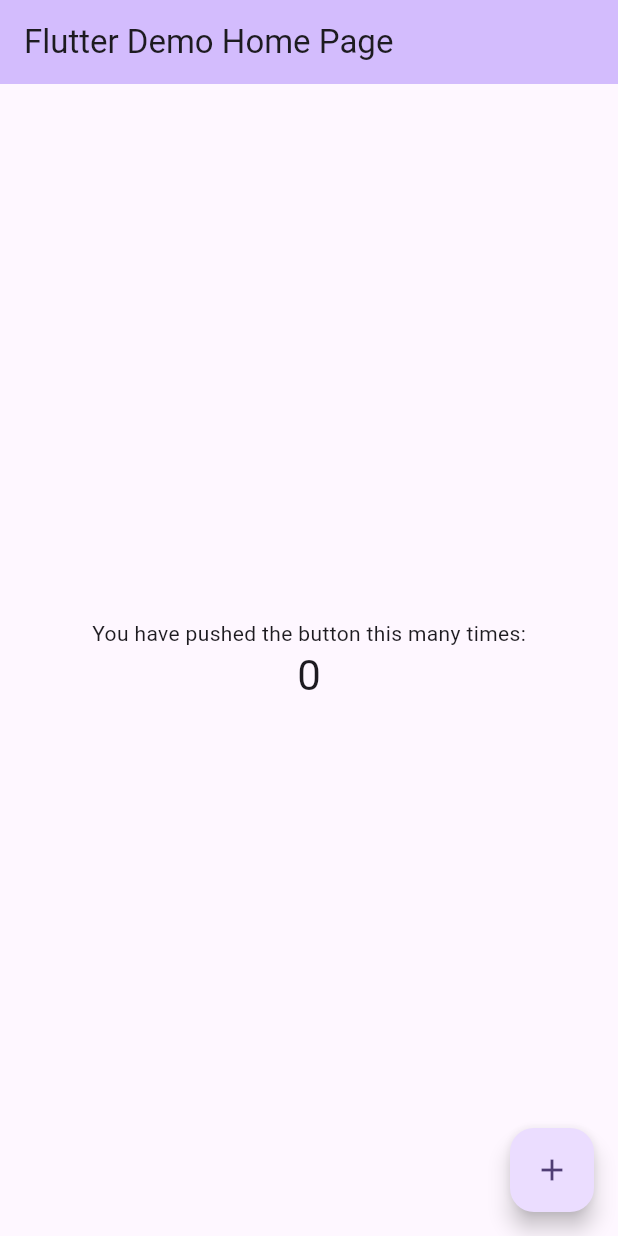
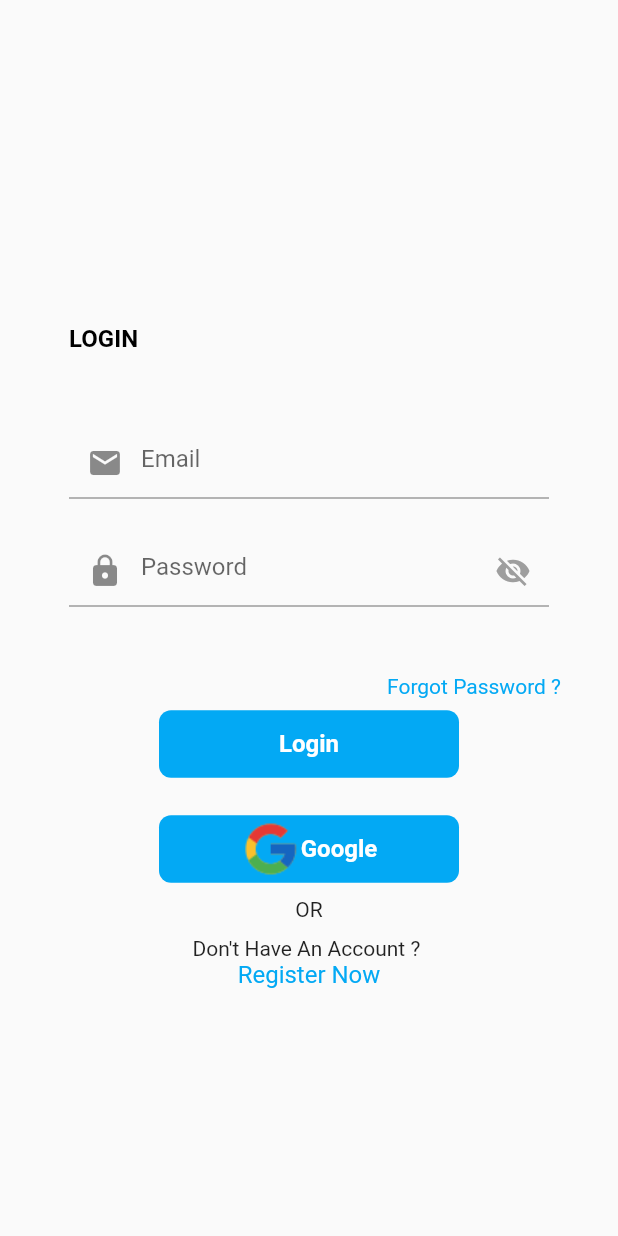
Before and after one commit to DarpanNeve/sih, a Flutter app: the screen it shows after launch, on a phone screen of 412 x 824 dp. Run offline on Flutter 3.47's test engine with Material 2 defaults, Android fonts, the phone set to English and light mode, and no system bars.

Commit message:
Login Page Done

```diff
--- /dev/null
+++ b/lib/Api/auth_service.dart
@@ -0,0 +1,14 @@
+
+
+import 'package:flutter/src/widgets/framework.dart';
+
+class AuthService{
+  void signInWithEmailAndPassword(String email, String pass,context){
+
+  }
+
+  void signInWithGoogle(BuildContext context) {
+
+  }
+
+}
--- /dev/null
+++ b/lib/Pages/LoginPage.dart
@@ -0,0 +1,236 @@
+import 'package:SIH/Pages/forgot_password.dart';
+import 'package:SIH/Pages/registration_page.dart';
+import 'package:flutter/material.dart';
+import 'package:flutter/rendering.dart';
+
+import '../Api/auth_service.dart';
+
+var _pass = TextEditingController();
+var _email = TextEditingController();
+bool _obsecureText = true;
+
+class LoginPage extends StatelessWidget {
+  const LoginPage({super.key});
+
+  @override
+  Widget build(BuildContext context) {
+    return Scaffold(
+      resizeToAvoidBottomInset: false,
+      body: Center(
+        child: SingleChildScrollView(
+          child: Column(
+            mainAxisAlignment: MainAxisAlignment.start,
+            children: [
+              const SizedBox(
+                height: 60,
+              ),
+              const SizedBox(
+                height: 25,
+              ),
+              SizedBox(
+                width: 344,
+                height: 500,
+                child: Column(
+                  children: [
+                    const Padding(
+                      padding: EdgeInsets.all(12.0),
+                      child: Row(
+                        mainAxisAlignment: MainAxisAlignment.start,
+                        children: [
+                          Text(
+                            'LOGIN ',
+                            style: TextStyle(
+                                fontSize: 16,
+                                fontWeight: FontWeight.bold,
+                                color: Colors.black),
+                          ),
+                        ],
+                      ),
+                    ),
+                    const SizedBox(
+                      height: 25,
+                    ),
+                    Padding(
+                      padding: const EdgeInsets.all(12.0),
+                      child: TextField(
+                        controller: _email,
+                        decoration: const InputDecoration(
+                          hintText: 'Email',
+                          prefixIcon: Icon(Icons.email),
+                        ),
+                        keyboardType: TextInputType.emailAddress,
+                      ),
+                    ),
+                    const PasswordButton(),
+                    const SizedBox(
+                      height: 25,
+                    ),
+                    const SizedBox(
+                      height: 4,
+                    ),
+                    Padding(
+                      padding: const EdgeInsets.all(4.0),
+                      child: Row(
+                        mainAxisAlignment: MainAxisAlignment.end,
+                        children: [
+                          GestureDetector(
+                            onTap: () {
+                              Navigator.push(
+                                  context,
+                                  MaterialPageRoute(
+                                      builder: (context) => const ForgotPassword()));
+                            },
+                            child: const Text(
+                              'Forgot Password ?',
+                              style: TextStyle(color: Colors.lightBlue),
+                            ),
+                          ),
+                        ],
+                      ),
+                    ),
+                    const SizedBox(
+                      height: 4,
+                    ),
+                    GestureDetector(
+                      onTap: () {
+                        AuthService().signInWithEmailAndPassword(
+                            _email.text.toString(),
+                            _pass.text.toString(),
+                            context);
+                      },
+                      child: Container(
+                        width: RenderErrorBox.minimumWidth,
+                        height: 45,
+                        decoration: BoxDecoration(
+                          color: Colors.lightBlue,
+                          borderRadius: BorderRadius.circular(8),
+                        ),
+                        child: const Row(
+                          mainAxisAlignment: MainAxisAlignment.center,
+                          children: [
+                            Text(
+                              "Login",
+                              style: TextStyle(
+                                  fontSize: 16,
+                                  fontWeight: FontWeight.bold,
+                                  color: Colors.white),
+                            ),
+                          ],
+                        ),
+                      ),
+                    ),
+                    const SizedBox(
+                      height: 25,
+                    ),
+                    GestureDetector(
+                      onTap: () {
+                        AuthService().signInWithGoogle(context);
+                      },
+                      child: Container(
+                        width: RenderErrorBox.minimumWidth,
+                        height: 45,
+                        decoration: BoxDecoration(
+                          color: Colors.lightBlue,
+                          borderRadius: BorderRadius.circular(8),
+                        ),
+                        child: Row(
+                          mainAxisAlignment: MainAxisAlignment.center,
+                          children: [
+                            SizedBox(
+                                width: 40,
+                                height: 40,
+                                child: Image.asset(
+                                    'assets/Images/Google.png')),
+                            const Text(
+                              "Google",
+                              style: TextStyle(
+                                  fontSize: 16,
+                                  // Set the text size
+                                  fontWeight: FontWeight.bold,
+                                  color: Colors.white),
+                            ),
+                          ],
+                        ),
+                      ),
+                    ),
+                    const SizedBox(
+                      height: 10,
+                    ),
+                    const Text('OR'),
+                    const SizedBox(
+                      height: 10,
+                    ),
+                    const Text("Don't Have An Account ? "),
+                    GestureDetector(
+                      onTap: () {
+                        Navigator.push(
+                          context,
+                          MaterialPageRoute(
+                            builder: (context) => const RegistrationPage(),
+                          ),
+                        );
+                      },
+                      child: const Text(
+                        "Register Now ",
+                        textWidthBasis: TextWidthBasis.longestLine,
+                        style: TextStyle(
+                            color: Colors.lightBlue, fontSize: 16),
+                      ),
+                    ),
+                    const SizedBox(
+                      height: 4,
+                    ),
+                  ],
+                ),
+              )
+            ],
+          ),
+        ),
+      ),
+    );
+  }
+}
+
+class PasswordButton extends StatefulWidget {
+  const PasswordButton({super.key});
+
+  @override
+  State<PasswordButton> createState() => _PasswordButtonState();
+}
+
+class _PasswordButtonState extends State<PasswordButton> {
+  @override
+  void dispose() {
+    // TODO: implement dispose
+    _email.text = "";
+    _pass.text = "";
+    super.dispose();
+  }
+
+  @override
+  Widget build(BuildContext context) {
+    return Padding(
+      padding: const EdgeInsets.all(12.0),
+      child: TextField(
+        controller: _pass,
+        obscureText: _obsecureText,
+        decoration: InputDecoration(
+          hintText: 'Password',
+          prefixIcon: const Icon(Icons.lock),
+          suffixIcon: GestureDetector(
+              onTap: () {
+                setState(
+                      () {
+                    _obsecureText = !_obsecureText;
+                  },
+                );
+              },
+              child: _obsecureText
+                  ? const Icon(Icons.visibility_off, color: Colors.grey)
+                  : const Icon(Icons.visibility, color: Colors.grey)),
+        ),
+        keyboardType: TextInputType.emailAddress,
+      ),
+    );
+  }
+}
--- /dev/null
+++ b/lib/Pages/forgot_password.dart
@@ -0,0 +1,9 @@
+import 'package:flutter/material.dart';
+class ForgotPassword extends StatelessWidget {
+  const ForgotPassword({super.key});
+
+  @override
+  Widget build(BuildContext context) {
+    return const Placeholder();
+  }
+}
--- /dev/null
+++ b/lib/Pages/registration_page.dart
@@ -0,0 +1,9 @@
+import 'package:flutter/material.dart';
+class RegistrationPage extends StatelessWidget {
+  const RegistrationPage({super.key});
+
+  @override
+  Widget build(BuildContext context) {
+    return const Placeholder();
+  }
+}
--- a/lib/main.dart
+++ b/lib/main.dart
@@ -1,125 +1,6 @@
+import 'package:SIH/Pages/LoginPage.dart';
 import 'package:flutter/material.dart';
 
 void main() {
-  runApp(const MyApp());
+  runApp(const MaterialApp(home:  LoginPage()));
 }
-
-class MyApp extends StatelessWidget {
-  const MyApp({super.key});
-
-  // This widget is the root of your application.
-  @override
-  Widget build(BuildContext context) {
-    return MaterialApp(
-      title: 'Flutter Demo',
-      theme: ThemeData(
-        // This is the theme of your application.
-        //
-        // TRY THIS: Try running your application with "flutter run". You'll see
-        // the application has a blue toolbar. Then, without quitting the app,
-        // try changing the seedColor in the colorScheme below to Colors.green
-        // and then invoke "hot reload" (save your changes or press the "hot
-        // reload" button in a Flutter-supported IDE, or press "r" if you used
-        // the command line to start the app).
-        //
-        // Notice that the counter didn't reset back to zero; the application
-        // state is not lost during the reload. To reset the state, use hot
-        // restart instead.
-        //
-        // This works for code too, not just values: Most code changes can be
-        // tested with just a hot reload.
-        colorScheme: ColorScheme.fromSeed(seedColor: Colors.deepPurple),
-        useMaterial3: true,
-      ),
-      home: const MyHomePage(title: 'Flutter Demo Home Page'),
-    );
-  }
-}
-
-class MyHomePage extends StatefulWidget {
-  const MyHomePage({super.key, required this.title});
-
-  // This widget is the home page of your application. It is stateful, meaning
-  // that it has a State object (defined below) that contains fields that affect
-  // how it looks.
-
-  // This class is the configuration for the state. It holds the values (in this
-  // case the title) provided by the parent (in this case the App widget) and
-  // used by the build method of the State. Fields in a Widget subclass are
-  // always marked "final".
-
-  final String title;
-
-  @override
-  State<MyHomePage> createState() => _MyHomePageState();
-}
-
-class _MyHomePageState extends State<MyHomePage> {
-  int _counter = 0;
-
-  void _incrementCounter() {
-    setState(() {
-      // This call to setState tells the Flutter framework that something has
-      // changed in this State, which causes it to rerun the build method below
-      // so that the display can reflect the updated values. If we changed
-      // _counter without calling setState(), then the build method would not be
-      // called again, and so nothing would appear to happen.
-      _counter++;
-    });
-  }
-
-  @override
-  Widget build(BuildContext context) {
-    // This method is rerun every time setState is called, for instance as done
-    // by the _incrementCounter method above.
-    //
-    // The Flutter framework has been optimized to make rerunning build methods
-    // fast, so that you can just rebuild anything that needs updating rather
-    // than having to individually change instances of widgets.
-    return Scaffold(
-      appBar: AppBar(
-        // TRY THIS: Try changing the color here to a specific color (to
-        // Colors.amber, perhaps?) and trigger a hot reload to see the AppBar
-        // change color while the other colors stay the same.
-        backgroundColor: Theme.of(context).colorScheme.inversePrimary,
-        // Here we take the value from the MyHomePage object that was created by
-        // the App.build method, and use it to set our appbar title.
-        title: Text(widget.title),
-      ),
-      body: Center(
-        // Center is a layout widget. It takes a single child and positions it
-        // in the middle of the parent.
-        child: Column(
-          // Column is also a layout widget. It takes a list of children and
-          // arranges them vertically. By default, it sizes itself to fit its
-          // children horizontally, and tries to be as tall as its parent.
-          //
-          // Column has various properties to control how it sizes itself and
-          // how it positions its children. Here we use mainAxisAlignment to
-          // center the children vertically; the main axis here is the vertical
-          // axis because Columns are vertical (the cross axis would be
-          // horizontal).
-          //
-          // TRY THIS: Invoke "debug painting" (choose the "Toggle Debug Paint"
-          // action in the IDE, or press "p" in the console), to see the
-          // wireframe for each widget.
-          mainAxisAlignment: MainAxisAlignment.center,
-          children: <Widget>[
-            const Text(
-              'You have pushed the button this many times:',
-            ),
-            Text(
-              '$_counter',
-              style: Theme.of(context).textTheme.headlineMedium,
-            ),
-          ],
-        ),
-      ),
-      floatingActionButton: FloatingActionButton(
-        onPressed: _incrementCounter,
-        tooltip: 'Increment',
-        child: const Icon(Icons.add),
-      ), // This trailing comma makes auto-formatting nicer for build methods.
-    );
-  }
-}
--- a/pubspec.yaml
+++ b/pubspec.yaml
@@ -57,7 +57,8 @@ flutter:
   # included with your application, so that you can use the icons in
   # the material Icons class.
   uses-material-design: true
-
+  assets:
+    - assets/Images/
   # To add assets to your application, add an assets section, like this:
   # assets:
   #   - images/a_dot_burr.jpeg
```
Also changed, not shown: assets/Images/Google.png (added), 1 other file.
